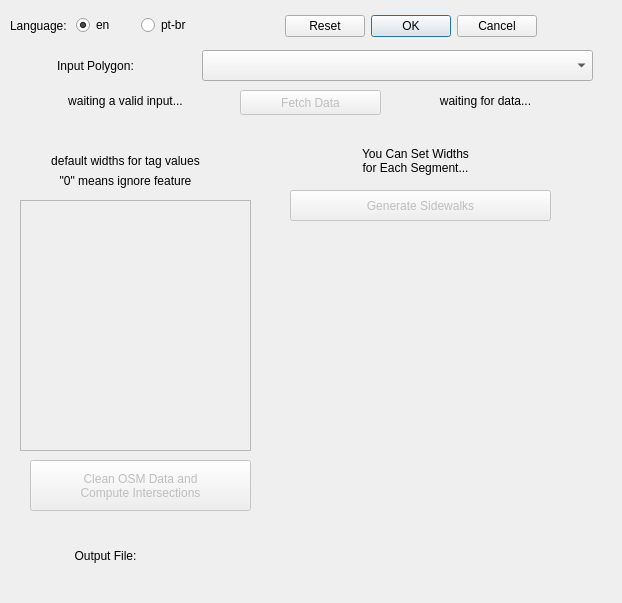
The window that osm_sidewalkreator_dialog_base.ui (kauevestena/osm_sidewalkreator) describes before a commit, drawn with Qt 5.
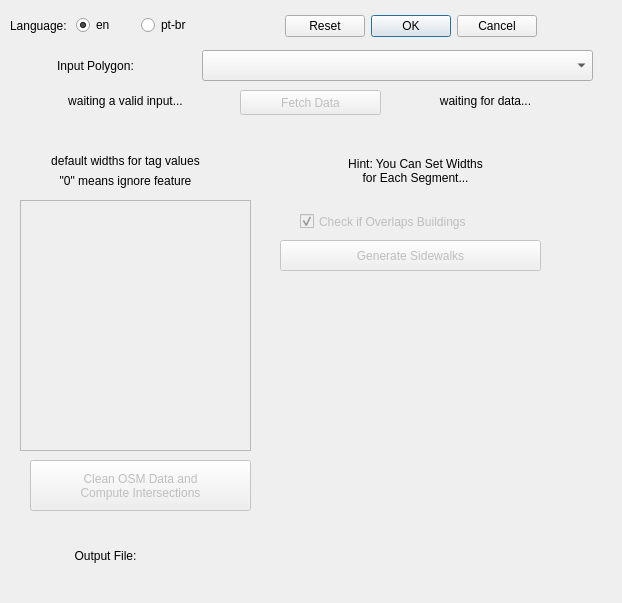
The same window after the commit. Custom widgets are drawn as their Qt base class.

Patch:
```diff
--- a/osm_sidewalkreator_dialog_base.ui
+++ b/osm_sidewalkreator_dialog_base.ui
@@ -314,8 +314,8 @@
    </property>
    <property name="geometry">
     <rect>
-     <x>290</x>
-     <y>190</y>
+     <x>280</x>
+     <y>240</y>
      <width>261</width>
      <height>31</height>
     </rect>
@@ -339,20 +339,42 @@
   <widget class="QLabel" name="widths_hint">
    <property name="geometry">
     <rect>
-     <x>300</x>
-     <y>140</y>
-     <width>231</width>
+     <x>270</x>
+     <y>150</y>
+     <width>291</width>
      <height>41</height>
     </rect>
    </property>
    <property name="text">
-    <string>You Can Set Widths
+    <string>Hint: You Can Set Widths
 for Each Segment...</string>
    </property>
    <property name="alignment">
     <set>Qt::AlignCenter</set>
    </property>
   </widget>
+  <widget class="QCheckBox" name="check_if_overlaps_buildings">
+   <property name="enabled">
+    <bool>false</bool>
+   </property>
+   <property name="geometry">
+    <rect>
+     <x>300</x>
+     <y>210</y>
+     <width>241</width>
+     <height>23</height>
+    </rect>
+   </property>
+   <property name="text">
+    <string>Check if Overlaps Buildings</string>
+   </property>
+   <property name="checked">
+    <bool>true</bool>
+   </property>
+   <property name="tristate">
+    <bool>false</bool>
+   </property>
+  </widget>
  </widget>
  <customwidgets>
   <customwidget>
```
